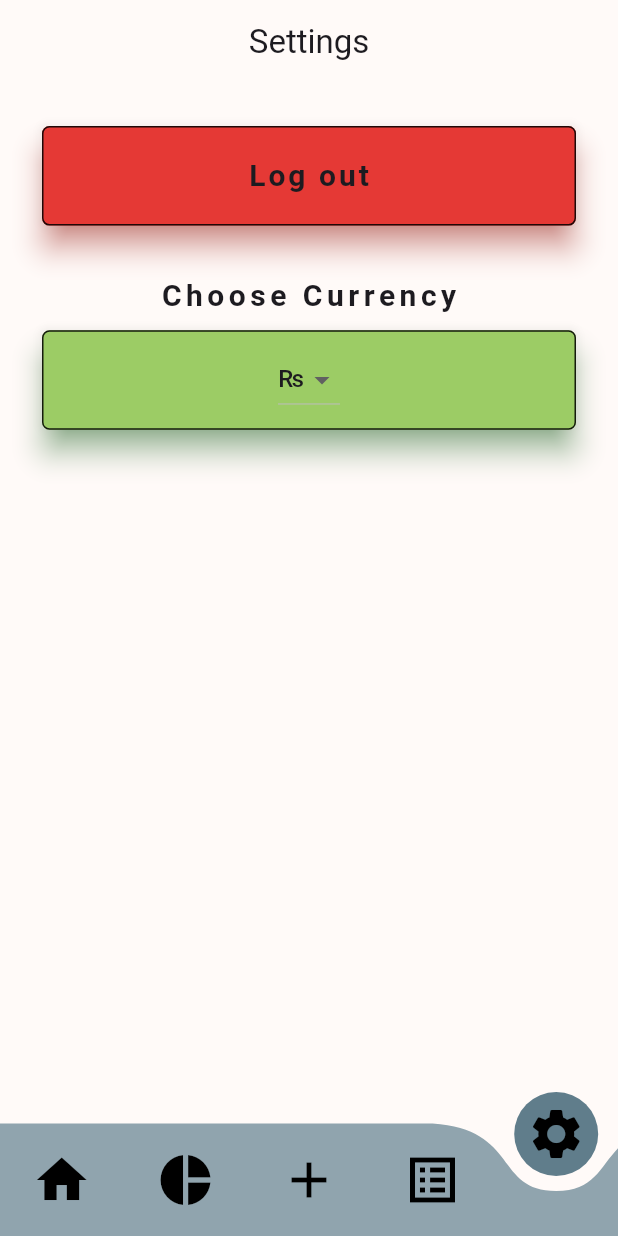
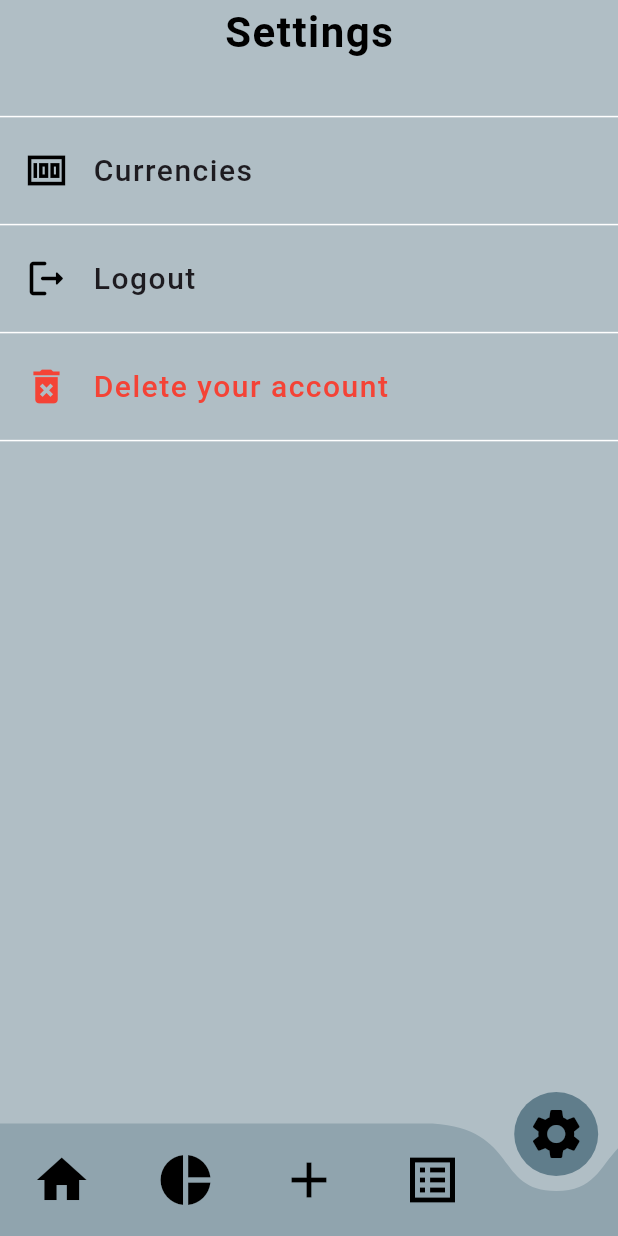
Before and after one commit to ZainR10/expanse_tracker_flutter, a Flutter app: the SettingsView screen opened by its route, on a phone screen of 412 x 824 dp. Run offline on Flutter 3.47's test engine with Material 3 defaults, Android fonts, the phone set to English and light mode, and no system bars; drawn by our look-alikes of curved_navigation_bar; our stand-ins replace cloud_firestore, firebase_auth, firebase_core, fl_chart, flutter_slidable, flutter_spinkit; accounts and stored records are empty.

Commit message:
changed ui in settings view. feature:added currency selection dialog.

```diff
--- /dev/null
+++ b/lib/res/components/listitle_settings.dart
@@ -0,0 +1,38 @@
+import 'package:expanse_tracker_flutter/res/components/text_widget.dart';
+import 'package:flutter/material.dart';
+
+class ListitleSettings extends StatelessWidget {
+  final String titleText;
+  final IconData? icon;
+  final Color? color;
+  final Color? iconColor;
+  final VoidCallback? ontap;
+  const ListitleSettings(
+      {this.color,
+      this.iconColor,
+      required this.titleText,
+      required this.icon,
+      this.ontap,
+      super.key});
+
+  @override
+  Widget build(BuildContext context) {
+    return InkWell(
+      onTap: ontap,
+      child: ListTile(
+        leading: Icon(
+          icon,
+          size: 30,
+          color: iconColor,
+        ),
+        title: CustomText(
+          text: titleText,
+          textWeight: FontWeight.w500,
+          textSize: 20,
+          textLetterSpace: 1,
+          textColor: color,
+        ),
+      ),
+    );
+  }
+}
--- a/lib/utils/routes/routes.dart
+++ b/lib/utils/routes/routes.dart
@@ -6,7 +6,7 @@ import 'package:expanse_tracker_flutter/view/authentication_view/login_view.dart
 import 'package:expanse_tracker_flutter/view/authentication_view/phone_field_view.dart';
 import 'package:expanse_tracker_flutter/view/authentication_view/signup_view.dart';
 import 'package:expanse_tracker_flutter/view/authentication_view/splash_view.dart';
-import 'package:expanse_tracker_flutter/view/settings.dart';
+import 'package:expanse_tracker_flutter/view/settings_view.dart';
 import 'package:flutter/material.dart';
 
 class Routes {
--- a/lib/utils/routes/routes_name.dart
+++ b/lib/utils/routes/routes_name.dart
@@ -7,5 +7,5 @@ class RoutesName {
   static const String verificationCodeView = 'phone_field_view';
   static const String expanseListView = 'expanse_list_view';
   static const String analyticsView = 'analytics';
-  static const String settingsView = 'settings';
+  static const String settingsView = 'settings_view';
 }
--- a/lib/view/settings.dart
+++ /dev/null
@@ -1,154 +0,0 @@
-import 'package:expanse_tracker_flutter/View_Models/currency_provider.dart';
-import 'package:expanse_tracker_flutter/res/components/custom_nav_bar.dart';
-import 'package:expanse_tracker_flutter/utils/general_utils.dart';
-import 'package:expanse_tracker_flutter/utils/routes/routes_name.dart';
-import 'package:firebase_auth/firebase_auth.dart';
-import 'package:flutter/material.dart';
-import 'package:provider/provider.dart';
-
-class SettingsView extends StatefulWidget {
-  const SettingsView({super.key});
-
-  @override
-  State<SettingsView> createState() => _SettingsViewState();
-}
-
-class _SettingsViewState extends State<SettingsView> {
-  int _selectedIndex = 4;
-  final List<String> _currencies = ['₨', '\$', '€', '£'];
-
-  @override
-  void initState() {
-    super.initState();
-    _loadCurrency();
-  }
-
-  Future<void> _loadCurrency() async {
-    // You can load initial currency if needed
-  }
-
-  void _onItemTapped(int index) {
-    switch (index) {
-      case 0:
-        Navigator.pushNamed(context, RoutesName.homeView);
-        break;
-      case 1:
-        Navigator.pushNamed(context, RoutesName.analyticsView);
-        break;
-      case 2:
-        break;
-      case 3:
-        Navigator.pushNamed(context, RoutesName.expanseListView);
-        break;
-      case 4:
-        Navigator.pushNamed(context, RoutesName.settingsView);
-
-        break;
-    }
-  }
-
-  @override
-  Widget build(BuildContext context) {
-    final currencyProvider = Provider.of<CurrencyProvider>(context);
-    String selectedCurrency = currencyProvider.selectedCurrency;
-    final auth = FirebaseAuth.instance;
-    final height = MediaQuery.of(context).size.height * 1;
-    final width = MediaQuery.of(context).size.width * 1;
-    return Scaffold(
-      appBar: AppBar(
-        centerTitle: true,
-        backgroundColor: Colors.transparent,
-        automaticallyImplyLeading: false,
-        title: const Text('Settings'),
-      ),
-      bottomNavigationBar: CustomBottomNavBar(
-        selectedIndex: _selectedIndex,
-        onItemTapped: (int index) {
-          setState(() {
-            _selectedIndex = index;
-          });
-          _onItemTapped(index);
-        },
-      ),
-      body: Padding(
-        padding: const EdgeInsets.all(20),
-        child: Column(
-          children: [
-            SizedBox(
-              width: width * 1,
-              height: height * .10,
-              child: InkWell(
-                onTap: () {
-                  auth.signOut().then((value) {
-                    Navigator.pushNamed(context, RoutesName.loginView);
-                  }).onError((error, stackTrace) {
-                    GeneralUtils.snackBar(error.toString(), context);
-                  });
-                },
-                child: Card(
-                  shadowColor: Colors.red,
-                  color: Colors.red[600],
-                  // color: const Color.fromARGB(255, 255, 250, 248),
-                  shape: OutlineInputBorder(
-                    borderSide: const BorderSide(color: Colors.black87),
-                    borderRadius: BorderRadius.circular(5),
-                  ),
-                  elevation: 8,
-                  margin: const EdgeInsets.all(8),
-                  child: const Center(
-                      child: Text(
-                    'Log out',
-                    style: TextStyle(
-                        fontSize: 20,
-                        fontWeight: FontWeight.w600,
-                        letterSpacing: 2),
-                  )),
-                ),
-              ),
-            ),
-            SizedBox(
-              height: height * .03,
-            ),
-            const Text(
-              'Choose Currency',
-              style: TextStyle(
-                  fontSize: 20, letterSpacing: 3, fontWeight: FontWeight.w600),
-            ),
-            SizedBox(
-                width: width * 1,
-                height: height * .10,
-                child: InkWell(
-                  onTap: () {},
-                  child: Card(
-                    shadowColor: Colors.green,
-                    color: Colors.lightGreen[400],
-                    // color: const Color.fromARGB(255, 255, 250, 248),
-                    shape: OutlineInputBorder(
-                      borderSide: const BorderSide(color: Colors.black87),
-                      borderRadius: BorderRadius.circular(5),
-                    ),
-                    elevation: 8,
-                    margin: const EdgeInsets.all(8),
-                    child: Center(
-                      child: DropdownButton<String>(
-                        value: selectedCurrency,
-                        onChanged: (String? newValue) {
-                          currencyProvider.selectedCurrency = newValue!;
-                        },
-                        items: _currencies
-                            .map<DropdownMenuItem<String>>((String value) {
-                          return DropdownMenuItem<String>(
-                            value: value,
-                            child: Text(value),
-                          );
-                        }).toList(),
-                      ),
-                    ),
-                  ),
-                ))
-          ],
-        ),
-      ),
-    );
-  }
-}
--- /dev/null
+++ b/lib/view/settings_view.dart
@@ -0,0 +1,154 @@
+import 'package:expanse_tracker_flutter/View_Models/currency_provider.dart';
+import 'package:expanse_tracker_flutter/res/components/custom_nav_bar.dart';
+import 'package:expanse_tracker_flutter/res/components/listitle_settings.dart';
+import 'package:expanse_tracker_flutter/utils/general_utils.dart';
+import 'package:expanse_tracker_flutter/utils/routes/routes_name.dart';
+import 'package:expanse_tracker_flutter/widgets/appbar.dart';
+import 'package:firebase_auth/firebase_auth.dart';
+import 'package:flutter/material.dart';
+import 'package:provider/provider.dart';
+
+class SettingsView extends StatefulWidget {
+  const SettingsView({super.key});
+
+  @override
+  State<SettingsView> createState() => _SettingsViewState();
+}
+
+class _SettingsViewState extends State<SettingsView> {
+  int _selectedIndex = 4;
+  final List<String> _currencies = ['₨', '\$', '€', '£'];
+
+  void _onItemTapped(int index) {
+    switch (index) {
+      case 0:
+        Navigator.pushNamed(context, RoutesName.homeView);
+        break;
+      case 1:
+        Navigator.pushNamed(context, RoutesName.analyticsView);
+        break;
+      case 2:
+        break;
+      case 3:
+        Navigator.pushNamed(context, RoutesName.expanseListView);
+        break;
+      case 4:
+        Navigator.pushNamed(context, RoutesName.settingsView);
+        break;
+    }
+  }
+
+  @override
+  Widget build(BuildContext context) {
+    final currencyProvider = Provider.of<CurrencyProvider>(context);
+    String selectedCurrency = currencyProvider.selectedCurrency;
+    final auth = FirebaseAuth.instance;
+    final height = MediaQuery.of(context).size.height * 1;
+
+    return Scaffold(
+      backgroundColor: Colors.blueGrey.shade200,
+      appBar: const PreferredSize(
+        preferredSize: Size(0, 45),
+        child: ReuseableAppBar(
+          appBarTitle: 'Settings',
+        ),
+      ),
+      bottomNavigationBar: CustomBottomNavBar(
+        selectedIndex: _selectedIndex,
+        onItemTapped: (int index) {
+          setState(() {
+            _selectedIndex = index;
+          });
+          _onItemTapped(index);
+        },
+      ),
+      body: Padding(
+        padding: const EdgeInsets.all(0),
+        child: Column(
+          children: [
+            SizedBox(
+              height: height * .03,
+            ),
+            const Divider(
+              color: Colors.white,
+              thickness: 1,
+            ),
+            ListitleSettings(
+              ontap: () {
+                _showCurrencyDropdown(
+                    context, currencyProvider, selectedCurrency);
+              },
+              icon: Icons.money_sharp,
+              iconColor: Colors.black,
+              titleText: 'Currencies',
+            ),
+            const Divider(
+              color: Colors.white,
+              thickness: 1,
+            ),
+            ListitleSettings(
+              ontap: () {
+                auth.signOut().then((value) {
+                  Navigator.pushNamed(context, RoutesName.loginView);
+                }).onError((error, stackTrace) {
+                  GeneralUtils.snackBar(error.toString(), context);
+                });
+              },
+              iconColor: Colors.black,
+              icon: Icons.logout_rounded,
+              titleText: 'Logout',
+            ),
+            const Divider(
+              color: Colors.white,
+              thickness: 1,
+            ),
+            ListitleSettings(
+              ontap: () {},
+              icon: Icons.delete_forever,
+              iconColor: Colors.red,
+              titleText: 'Delete your account',
+              color: Colors.red,
+            ),
+            const Divider(
+              color: Colors.white,
+              thickness: 1,
+            ),
+          ],
+        ),
+      ),
+    );
+  }
+
+  void _showCurrencyDropdown(BuildContext context,
+      CurrencyProvider currencyProvider, String selectedCurrency) {
+    showDialog(
+      barrierColor: Colors.transparent,
+      context: context,
+      builder: (BuildContext context) {
+        return AlertDialog(
+          alignment: Alignment.center,
+          shape: Border.all(color: Colors.white, width: 2, strokeAlign: 1),
+          backgroundColor: Colors.blueGrey.shade200,
+          title: const Text('Choose a Currency'),
+          content: Column(
+            mainAxisAlignment: MainAxisAlignment.center,
+            mainAxisSize: MainAxisSize.min,
+            children: _currencies.map((currency) {
+              return RadioListTile<String>(
+                title: Text(currency),
+                value: currency,
+                groupValue: currencyProvider.selectedCurrency,
+                onChanged: (String? value) {
+                  if (value != null) {
+                    currencyProvider.selectedCurrency = value;
+                    Navigator.pop(context);
+                  }
+                },
+              );
+            }).toList(),
+          ),
+        );
+      },
+    );
+  }
+}
```
